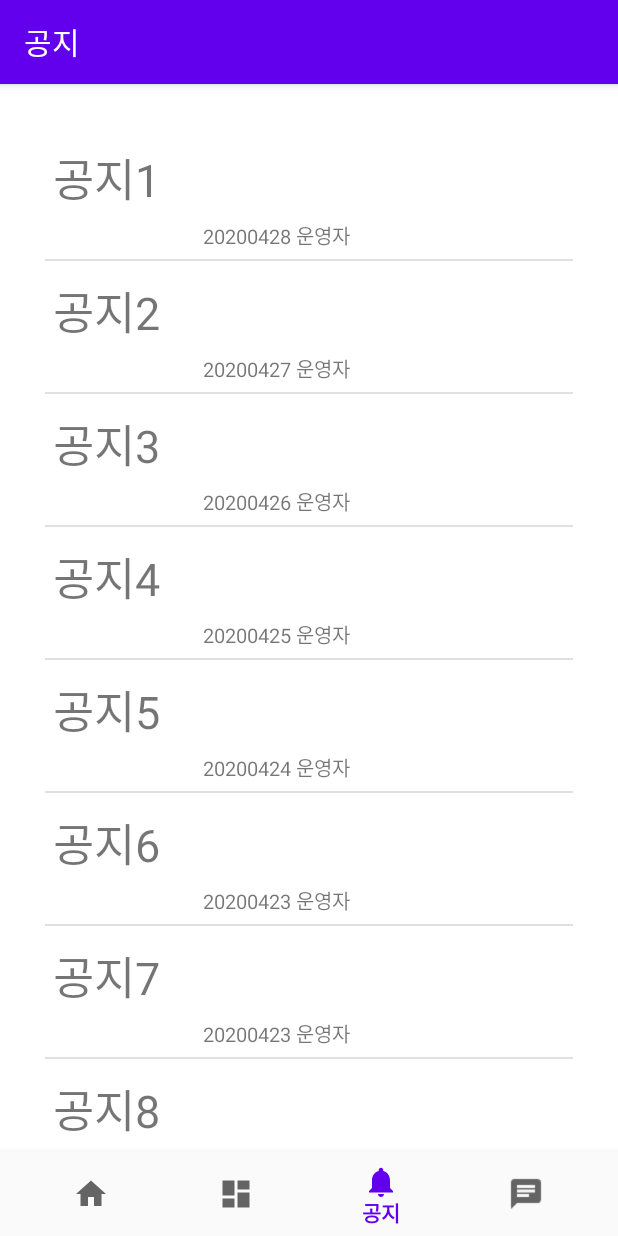
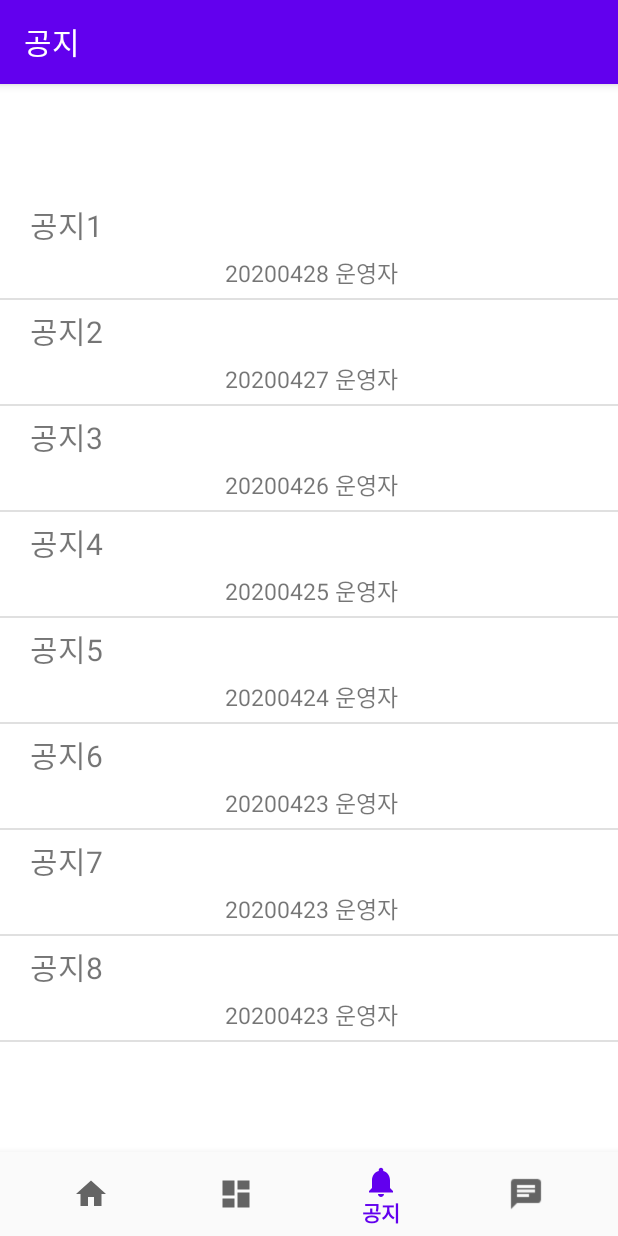
Before and after one commit to ehdrms2034/SMART_ANSWER_2020PNU, an Android app: the NotificationsFragment screen opened through its navigation route, on a phone screen of 412 x 824 dp. Run offline under Robolectric (Android 15) with nearby library versions, the phone set to English and light mode, and no system bars; our stand-ins replace navigation-ui.

Commit message:
공지사항 화면 디자인 수정
공지사항 화면 디자인 수정 완료

```diff
--- a/FrontEnd/src/SMART_ANSWER/app/src/main/java/com/example/smart_answer/MainActivity.java
+++ b/FrontEnd/src/SMART_ANSWER/app/src/main/java/com/example/smart_answer/MainActivity.java
@@ -3,12 +3,15 @@ package com.example.smart_answer;
 import android.os.Bundle;
 import android.view.View;
 import android.widget.Button;
+import android.widget.TextView;
 
 import com.example.smart_answer.ui.dashboard.DashboardFragment;
 import com.google.android.material.bottomnavigation.BottomNavigationView;
 
 import androidx.annotation.NonNull;
+import androidx.appcompat.app.ActionBar;
 import androidx.appcompat.app.AppCompatActivity;
+import androidx.appcompat.widget.Toolbar;
 import androidx.fragment.app.Fragment;
 import androidx.fragment.app.FragmentManager;
 import androidx.fragment.app.FragmentTransaction;
@@ -21,10 +24,17 @@ public class MainActivity extends AppCompatActivity {
     FragmentManager manager;
     FragmentTransaction transaction;
     BottomNavigationView navView;
+    ActionBar actionBar;
+    Toolbar toolbar;
     @Override
     protected void onCreate(Bundle savedInstanceState) {
         super.onCreate(savedInstanceState);
         setContentView(R.layout.activity_main);
+
+        /* //액션바 숨기기
+        ActionBar actionBar = getSupportActionBar();
+        actionBar.hide();*/
+
         //fragment manage 설정
         manager = getSupportFragmentManager();
         transaction = manager.beginTransaction();
@@ -54,12 +64,20 @@ public class MainActivity extends AppCompatActivity {
     public BottomNavigationView getNavView(){
         return navView;
     }
+
     /*public void replaceFragment(@NonNull Fragment fragment) {
         //fragment stack에 기존에 있던 fragment 제거
         manager.popBackStack(null, FragmentManager.POP_BACK_STACK_INCLUSIVE);
         transaction = manager.beginTransaction();
         transaction.replace(R.id.nav_host_fragment, fragment);
         transaction.commit();
+    }*/
+
+    /*public void setActiobarTitle(String title,boolean backTrue)
+    {
+        //fragment마다 actionbar제목 다르게 하기.
+        TextView titleTxtView = (TextView) toolbar.findViewById(R.id.titleMain);
+        titleTxtView.setText(title);
     }*/
 
     @Override
--- a/FrontEnd/src/SMART_ANSWER/app/src/main/java/com/example/smart_answer/ui/dashboard/DashboardFragment.java
+++ b/FrontEnd/src/SMART_ANSWER/app/src/main/java/com/example/smart_answer/ui/dashboard/DashboardFragment.java
@@ -10,6 +10,8 @@ import androidx.annotation.Nullable;
 import androidx.fragment.app.Fragment;
 import androidx.lifecycle.Observer;
 import androidx.lifecycle.ViewModelProviders;
+
+import com.example.smart_answer.MainActivity;
 import com.example.smart_answer.R;
 
 public class DashboardFragment extends Fragment {
@@ -28,6 +30,7 @@ public class DashboardFragment extends Fragment {
                 textView.setText(s);
             }
         });
+        //((MainActivity)getActivity()).setActiobarTitle("채점결과",true);
         return root;
     }
 }
--- a/FrontEnd/src/SMART_ANSWER/app/src/main/java/com/example/smart_answer/ui/notifications/NotificationsFragment.java
+++ b/FrontEnd/src/SMART_ANSWER/app/src/main/java/com/example/smart_answer/ui/notifications/NotificationsFragment.java
@@ -36,19 +36,19 @@ public class NotificationsFragment extends Fragment {
 ////        });
 ////        return root;
 ////    }
-    private RecyclerView betweenClassRecycler;
-    private RecyclerVerticalAdapter betweenClassAdapter;
+    private RecyclerView notificationRecycler;
+    private RecyclerVerticalAdapter notificationAdapter;
     public View onCreateView(@NonNull LayoutInflater inflater,
                              ViewGroup container, Bundle savedInstanceState) {
 
         View root = inflater.inflate(R.layout.fragment_notifications, container, false);
-        betweenClassRecycler = (RecyclerView)root.findViewById(R.id.betweenClassRecycler);
-        betweenClassRecycler.addItemDecoration(new DividerItemDecoration(getActivity(),DividerItemDecoration.VERTICAL));
+        notificationRecycler = (RecyclerView)root.findViewById(R.id.NotificationRecycler);
+        notificationRecycler.addItemDecoration(new DividerItemDecoration(getActivity(),DividerItemDecoration.VERTICAL));
         LinearLayoutManager linearLayoutManager = new LinearLayoutManager(getContext());
-        betweenClassRecycler.setLayoutManager(linearLayoutManager);
+        notificationRecycler.setLayoutManager(linearLayoutManager);
 
-        betweenClassAdapter = new RecyclerVerticalAdapter();
-        betweenClassRecycler.setAdapter(betweenClassAdapter);
+        notificationAdapter = new RecyclerVerticalAdapter();
+        notificationRecycler.setAdapter(notificationAdapter);
 
         ItemRecyclerVertical data1 = new ItemRecyclerVertical("공지1","20200428 운영자");
         ItemRecyclerVertical data2 = new ItemRecyclerVertical("공지2","20200427 운영자");
@@ -59,14 +59,14 @@ public class NotificationsFragment extends Fragment {
         ItemRecyclerVertical data7 = new ItemRecyclerVertical("공지7","20200423 운영자");
         ItemRecyclerVertical data8 = new ItemRecyclerVertical("공지8","20200423 운영자");
 
-        betweenClassAdapter.addItem(data1);
-        betweenClassAdapter.addItem(data2);
-        betweenClassAdapter.addItem(data3);
-        betweenClassAdapter.addItem(data4);
-        betweenClassAdapter.addItem(data5);
-        betweenClassAdapter.addItem(data6);
-        betweenClassAdapter.addItem(data7);
-        betweenClassAdapter.addItem(data8);
+        notificationAdapter.addItem(data1);
+        notificationAdapter.addItem(data2);
+        notificationAdapter.addItem(data3);
+        notificationAdapter.addItem(data4);
+        notificationAdapter.addItem(data5);
+        notificationAdapter.addItem(data6);
+        notificationAdapter.addItem(data7);
+        notificationAdapter.addItem(data8);
         return root;
     }
 }
--- a/FrontEnd/src/SMART_ANSWER/app/src/main/res/layout/fragment_notifications.xml
+++ b/FrontEnd/src/SMART_ANSWER/app/src/main/res/layout/fragment_notifications.xml
@@ -5,12 +5,11 @@
     xmlns:tools="http://schemas.android.com/tools"
     android:layout_width="match_parent"
     android:layout_height="match_parent"
+    android:paddingBottom="56dp"
     android:background="#ffffff">
 
     <androidx.recyclerview.widget.RecyclerView
-        android:layout_marginLeft="30dp"
-        android:layout_marginRight="30dp"
-        android:id="@+id/betweenClassRecycler"
+        android:id="@+id/NotificationRecycler"
         android:layout_width="match_parent"
         android:layout_height="wrap_content"
         android:background="#ffffff"
--- a/FrontEnd/src/SMART_ANSWER/app/src/main/res/layout/item_vertical.xml
+++ b/FrontEnd/src/SMART_ANSWER/app/src/main/res/layout/item_vertical.xml
@@ -1,18 +1,16 @@
 <?xml version="1.0" encoding="utf-8"?>
 <LinearLayout
-    android:layout_marginTop="5dp"
-    android:layout_marginLeft="5dp"
-    android:paddingBottom="5dp"
     android:orientation="vertical"
     xmlns:android="http://schemas.android.com/apk/res/android"
     xmlns:app="http://schemas.android.com/apk/res-auto"
     xmlns:tools="http://schemas.android.com/tools"
     android:layout_width="wrap_content"
-    android:layout_height="wrap_content">
+    android:layout_height="wrap_content"
+    android:layout_marginLeft="20dp">
 
     <TextView
         android:layout_marginTop="5dp"
-        android:textSize="30dp"
+        android:textSize="20sp"
         android:id="@+id/title"
         android:text="제목"
         android:layout_width="wrap_content"
@@ -20,8 +18,9 @@
 
     <TextView
         android:layout_marginTop="5dp"
-        android:layout_marginLeft="100dp"
-        android:textSize="13dp"
+        android:layout_marginBottom="5dp"
+        android:layout_marginLeft="130dp"
+        android:textSize="15sp"
         android:id="@+id/date"
         android:text="날짜"
         android:layout_width="wrap_content"
```
